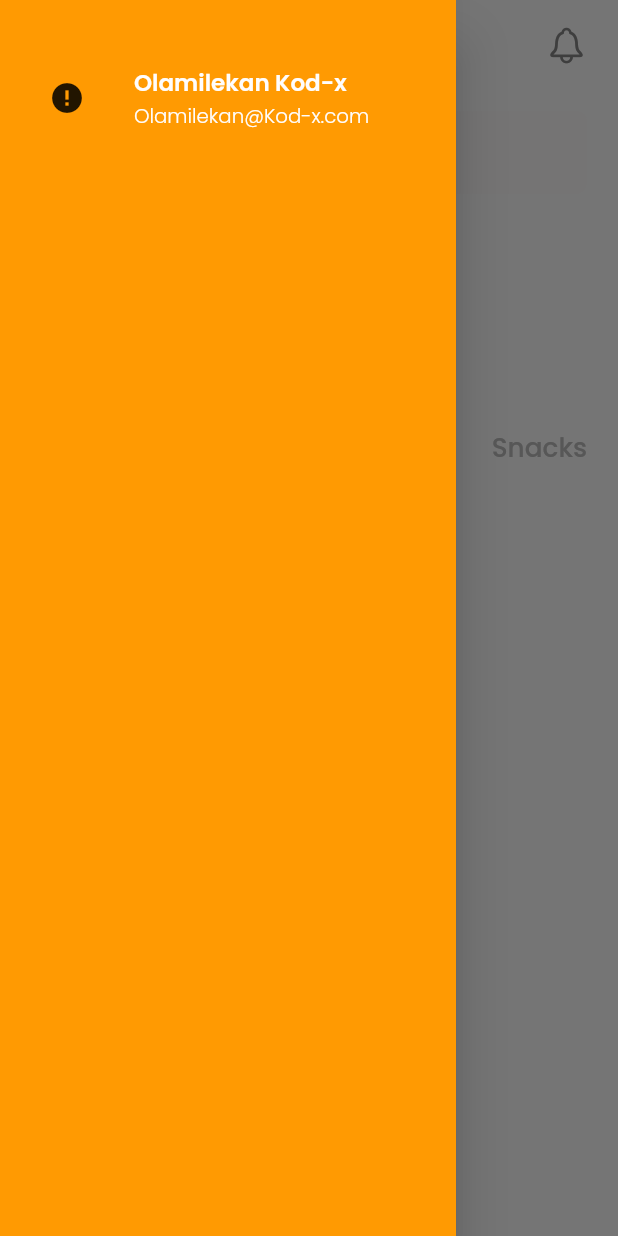
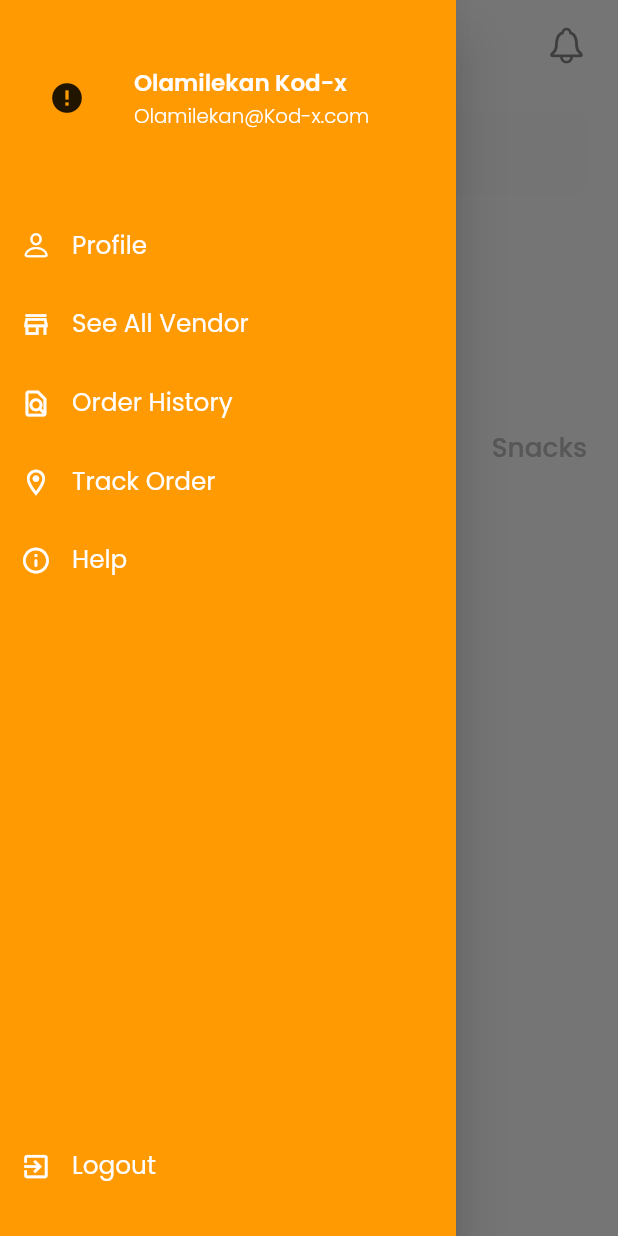
Before and after one commit to olamilekan-adeleke/jolobbi_app, a Flutter app: the screen it shows after launch, with the side drawer open, on a phone screen of 412 x 824 dp. Run offline on Flutter 3.47's test engine with Material 2 defaults, Android fonts, the phone set to English and light mode, and no system bars; drawn by our look-alikes of cached_network_image; our stand-ins replace cloud_firestore, equatable, firebase_auth, firebase_core, firebase_crashlytics, flutter_bloc and 6 more; missing offline and left inert: cloud_firestore_web, firebase_analytics_web, firebase_auth_web, firebase_core_web, firebase_messaging_web, flutter_secure_storage_web and 2 more; accounts and stored records are empty; network calls fail.

Commit message:
added drawer item

```diff
--- a/lib/features/food/views/screen/home_drawer_screen.dart
+++ b/lib/features/food/views/screen/home_drawer_screen.dart
@@ -1,7 +1,7 @@
+import 'package:flutter/cupertino.dart';
 import 'package:flutter/material.dart';
+import 'package:jolobbi_app/features/food/views/widgets/drawer/drawer_item_wigdet.dart';
 
-import '../../../../cores/components/custom_text_widget.dart';
-import '../../../../cores/components/image_widget.dart';
 import '../../../../cores/constants/color.dart';
 import '../../../../cores/utils/sizer_utils.dart';
 import '../widgets/drawer/drawer_user_profile.dart';
@@ -17,6 +17,43 @@ class HomeDrawerWidget extends StatelessWidget {
       child: Column(
         children: <Widget>[
           const DrawerUserProfileWidget(),
+          verticalSpace(40),
+          DrawerItemWidget(
+            icon: CupertinoIcons.person,
+            title: 'Profile',
+            onTap: () {},
+          ),
+          verticalSpace(20),
+          DrawerItemWidget(
+            icon: Icons.store_mall_directory_outlined,
+            title: 'See All Vendor',
+            onTap: () {},
+          ),
+          verticalSpace(20),
+          DrawerItemWidget(
+            icon: Icons.find_in_page_outlined,
+            title: 'Order History',
+            onTap: () {},
+          ),
+          verticalSpace(20),
+          DrawerItemWidget(
+            icon: Icons.location_on_outlined,
+            title: 'Track Order',
+            onTap: () {},
+          ),
+          verticalSpace(20),
+          DrawerItemWidget(
+            icon: Icons.info_outline_rounded,
+            title: 'Help',
+            onTap: () {},
+          ),
+          const Spacer(),
+          DrawerItemWidget(
+            icon: Icons.exit_to_app,
+            title: 'Logout',
+            onTap: () {},
+          ),
+          // verticalSpace(40),
         ],
       ),
     );
--- /dev/null
+++ b/lib/features/food/views/widgets/drawer/drawer_item_wigdet.dart
@@ -0,0 +1,39 @@
+import 'package:flutter/material.dart';
+
+import '../../../../../cores/components/custom_text_widget.dart';
+import '../../../../../cores/constants/color.dart';
+import '../../../../../cores/utils/sizer_utils.dart';
+
+class DrawerItemWidget extends StatelessWidget {
+  const DrawerItemWidget({
+    Key? key,
+    required this.icon,
+    required this.title,
+    this.onTap,
+  }) : super(key: key);
+
+  final IconData icon;
+  final String title;
+  final Function()? onTap;
+
+  @override
+  Widget build(BuildContext context) {
+    return Column(
+      children: [
+        Row(
+          children: <Widget>[
+            Icon(icon, size: sp(15), color: kcWhite),
+            horizontalSpace(),
+            TextWidget(
+              title,
+              fontSize: sp(15),
+              fontWeight: FontWeight.w400,
+              textColor: kcWhite,
+            ),
+          ],
+        ),
+        // const Divider(color: kc),
+      ],
+    );
+  }
+}
```
